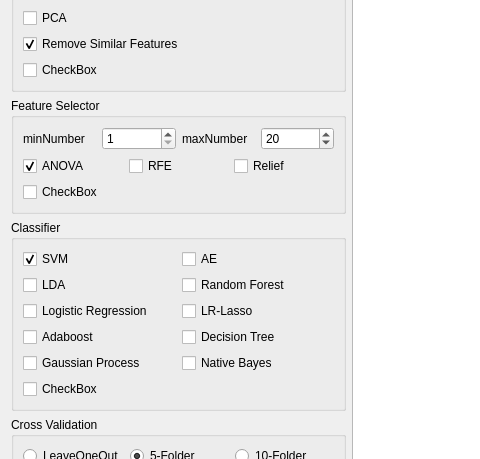
Before: the Qt Designer form GUI/Process.ui in salan668/FAE, drawn with Qt 5; both pictures show x 0 to 480 and y 330 to 789 of the 1040 by 875 pixel window.
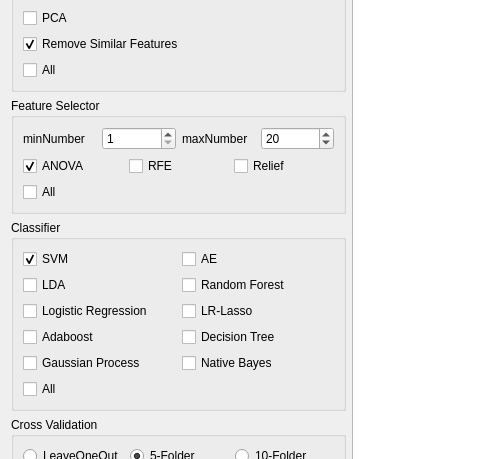
After: the same form once the commit is applied.

Commit message: change the checkbox name

```diff
--- a/GUI/Process.ui
+++ b/GUI/Process.ui
@@ -151,7 +151,7 @@
           <item row="2" column="0">
            <widget class="QCheckBox" name="checkBox">
             <property name="text">
-             <string>CheckBox</string>
+             <string>All</string>
             </property>
            </widget>
           </item>
@@ -234,7 +234,7 @@
           <item row="1" column="0">
            <widget class="QCheckBox" name="checkBox_2">
             <property name="text">
-             <string>CheckBox</string>
+             <string>All</string>
             </property>
            </widget>
           </item>
@@ -327,7 +327,7 @@
           <item row="1" column="0">
            <widget class="QCheckBox" name="checkBox_3">
             <property name="text">
-             <string>CheckBox</string>
+             <string>All</string>
             </property>
            </widget>
           </item>
```
The commit also changes 1 other file.
